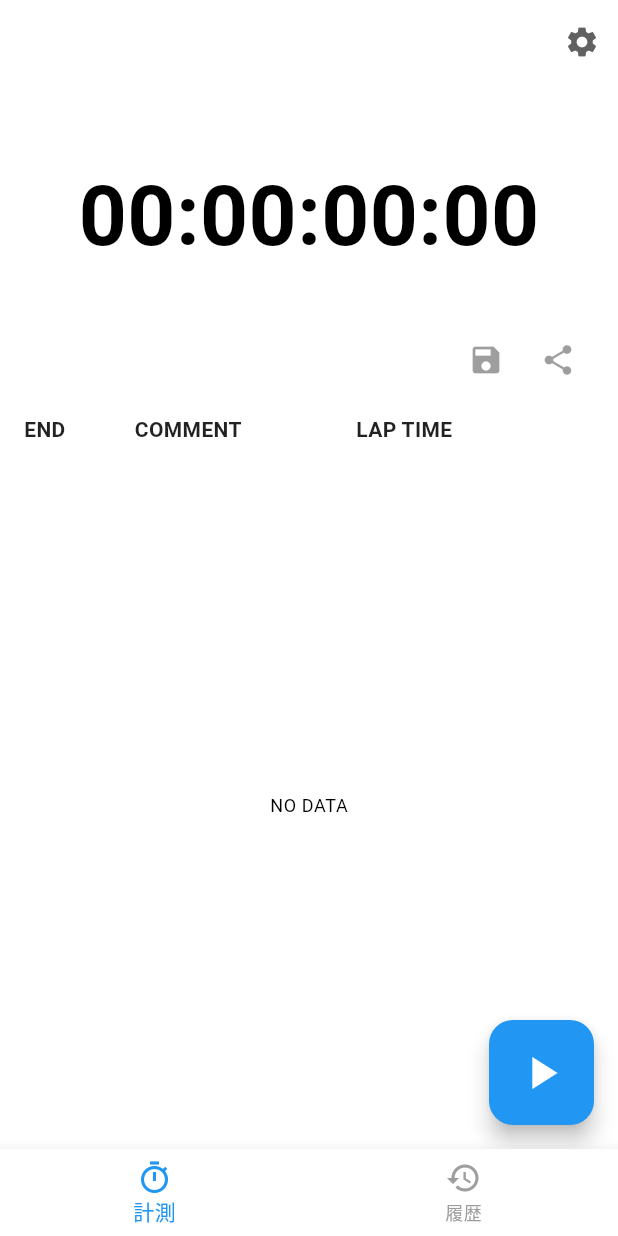
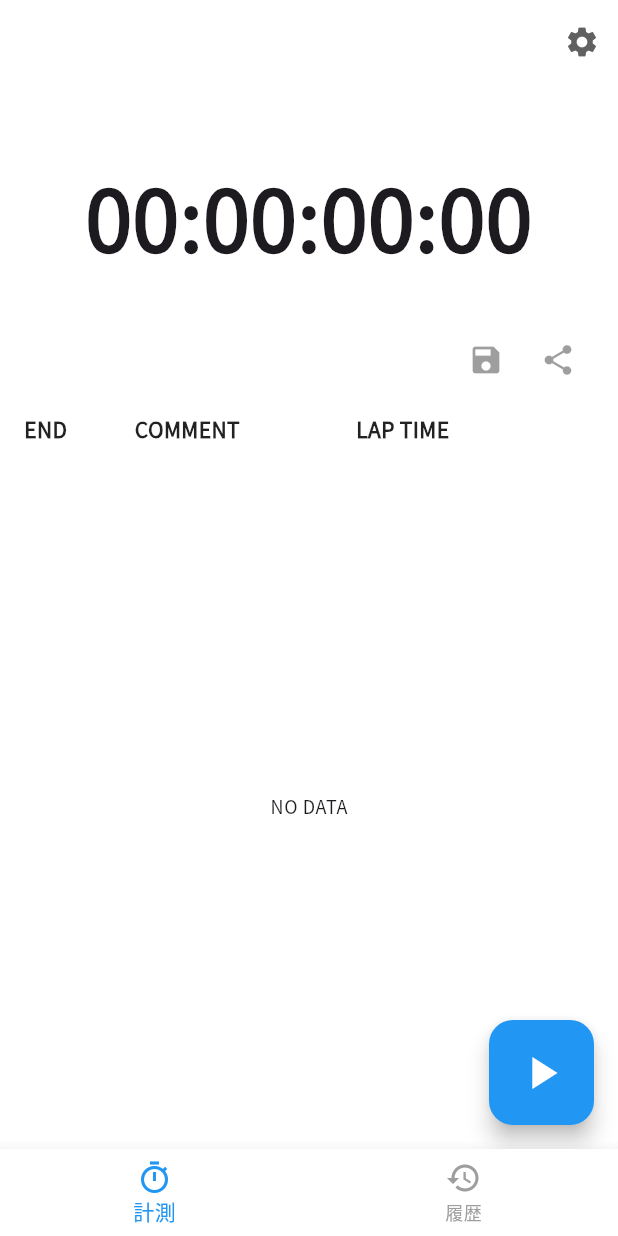
Before and after one commit to kmzk-dev/activity_watch, a Flutter app: the screen it shows after launch, on a phone screen of 412 x 824 dp. Run offline on Flutter 3.47's test engine with Material 3 defaults, Android fonts, the phone set to English and light mode, and no system bars; our stand-ins replace google_fonts, share_plus, shared_preferences, visibility_detector.

Commit message:
feat(ui): Change application font to Noto Sans Japanese
As part of UI improvements, changed the default font for the entire
application to Noto Sans Japanese.

Key changes:
- pubspec.yaml: Added google_fonts package
- lib/theme/app_theme.dart: Set GoogleFonts.notoSansJpTextTheme()
  to ThemeData's textTheme

```diff
--- a/lib/theme/app_theme.dart
+++ b/lib/theme/app_theme.dart
@@ -1,33 +1,48 @@
 import 'package:flutter/material.dart';
+import 'package:google_fonts/google_fonts.dart'; // google_fonts パッケージをインポート
 
 // アプリケーションのテーマ定義
 final ThemeData appThemeData = ThemeData(
-  primarySwatch: Colors.blue,
+  primarySwatch: Colors.blue, // アプリケーションのプライマリスウォッチ（主要な色のセット）
   colorScheme: ColorScheme.fromSwatch(primarySwatch: Colors.blue).copyWith(
-    secondary: Colors.blueAccent,
+    secondary: Colors.blueAccent, // セカンダリカラー（アクセントカラー）
   ),
+  // --- フォント設定 ---
+  // GoogleFonts.notoSansJpTextTheme() を使用して、
+  // アプリケーション全体のテキストテーマに Noto Sans Japanese フォントを適用します。
+  // ThemeData(brightness: Brightness.light).textTheme を渡すことで、
+  // ライトテーマのデフォルトテキストスタイルをベースにフォントが適用されます。
+  // ダークテーマ対応など、より詳細な設定が必要な場合は、
+  // ThemeData.dark().textTheme なども考慮に入れることができます。
+  textTheme: GoogleFonts.notoSansJpTextTheme(
+    ThemeData(brightness: Brightness.light).textTheme,
+  ),
+  // --- ダイアログのテーマ設定 ---
   dialogTheme: DialogTheme(
+    // ダイアログの角を丸くします。
     shape: RoundedRectangleBorder(
       borderRadius: BorderRadius.circular(16.0),
     ),
   ),
+  // --- データテーブルのテーマ設定 ---
   dataTableTheme: DataTableThemeData(
-    dataRowMinHeight: 48,
-    columnSpacing: 16,
+    dataRowMinHeight: 48, // データ行の最小の高さ
+    columnSpacing: 16, // 列間のスペース
+    // ヘッダー行のテキストスタイル
     headingTextStyle: const TextStyle(
         fontWeight: FontWeight.bold, color: Colors.black87, fontSize: 14),
   ),
+  // --- アイコンボタンのテーマ設定 ---
   iconButtonTheme: IconButtonThemeData(
-    // IconButton.styleFrom は const ではないため、ThemeData 全体を const にできない
+    // IconButton.styleFrom は const ではないため、ThemeData 全体を const にできません。
     style: IconButton.styleFrom(
-      foregroundColor: Colors.grey[700],
+      foregroundColor: Colors.grey[700], // アイコンボタンの前景色（アイコンの色）
     ),
   ),
+  // --- ボトムナビゲーションバーのテーマ設定 ---
   bottomNavigationBarTheme: BottomNavigationBarThemeData(
-    // Theme.of(context) に依存しないように具体的な色を指定する例
-    // もしくは、実行時に context から取得する別の方法を検討
-    selectedItemColor: Colors.blue, // primarySwatch と同じ色を指定
-    unselectedItemColor: Colors.grey,
-    showUnselectedLabels: true,
+    selectedItemColor: Colors.blue, // 選択されたアイテムの色
+    unselectedItemColor: Colors.grey, // 選択されていないアイテムの色
+    showUnselectedLabels: true, // 選択されていないアイテムのラベルを表示するかどうか
   ),
 );
--- a/pubspec.yaml
+++ b/pubspec.yaml
@@ -37,6 +37,7 @@ dependencies:
   cupertino_icons: ^1.0.8
   intl: ^0.19.0
   visibility_detector: ^0.4.0+2
+  google_fonts: ^6.2.1
 
 dev_dependencies:
   flutter_test:
```
Also changed, not shown: pubspec.lock.
